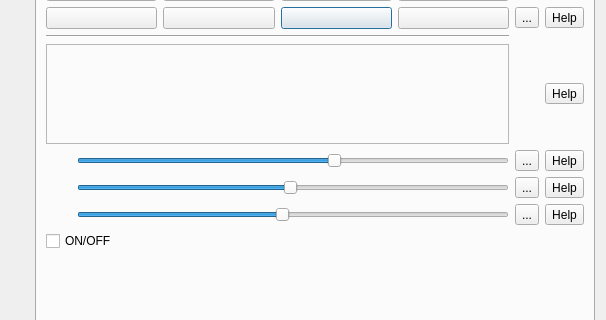
Qt form showclick/showclickDialog.ui (vkohaupt/vokoShowClick) before a commit; both pictures show x 0 to 606 and y 99 to 419 of the 606 by 520 pixel window.
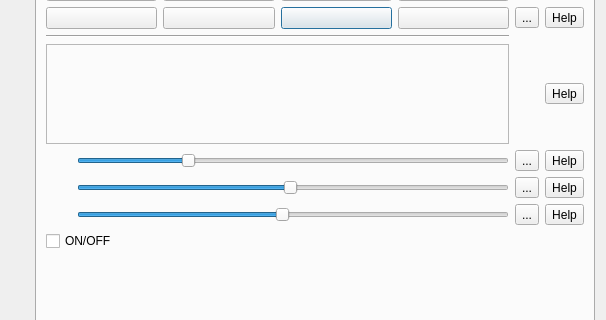
The same form after that commit. Icons and pictures are not drawn.

Commit message: Show mouse button

```diff
--- a/showclick/showclickDialog.ui
+++ b/showclick/showclickDialog.ui
@@ -348,10 +348,10 @@
            <item row="1" column="1">
             <widget class="QSlider" name="horizontalSliderCircle">
              <property name="minimum">
-              <number>20</number>
+              <number>40</number>
              </property>
              <property name="maximum">
-              <number>70</number>
+              <number>80</number>
              </property>
              <property name="value">
               <number>50</number>
```
The commit also changes 2 other files.
